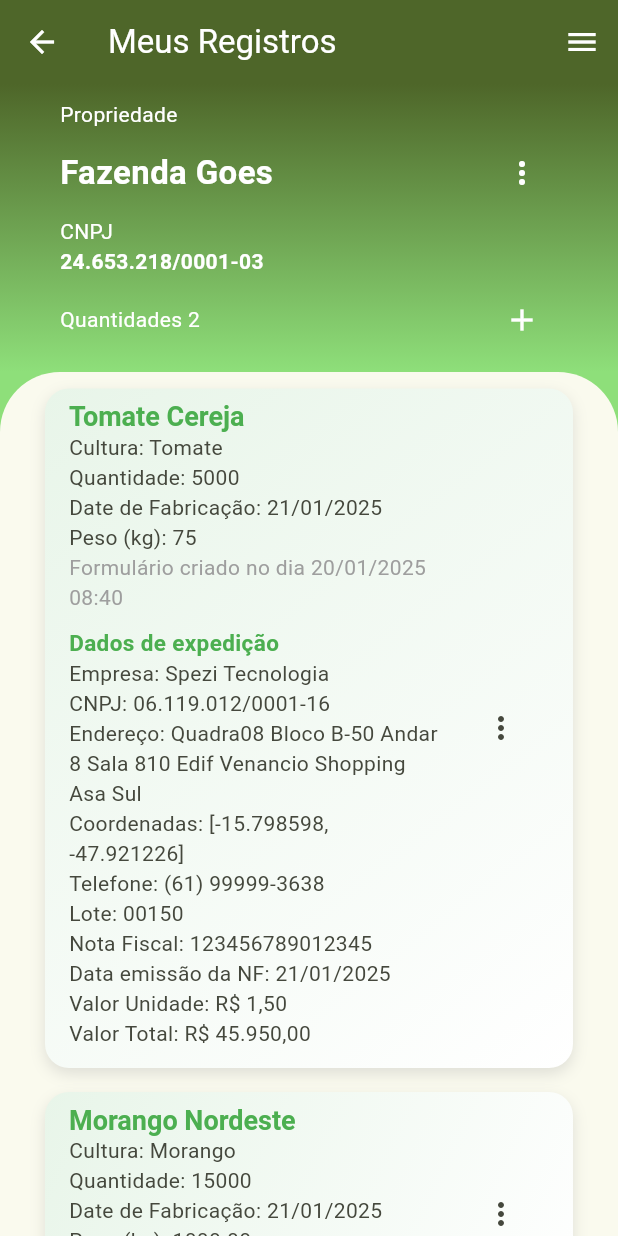
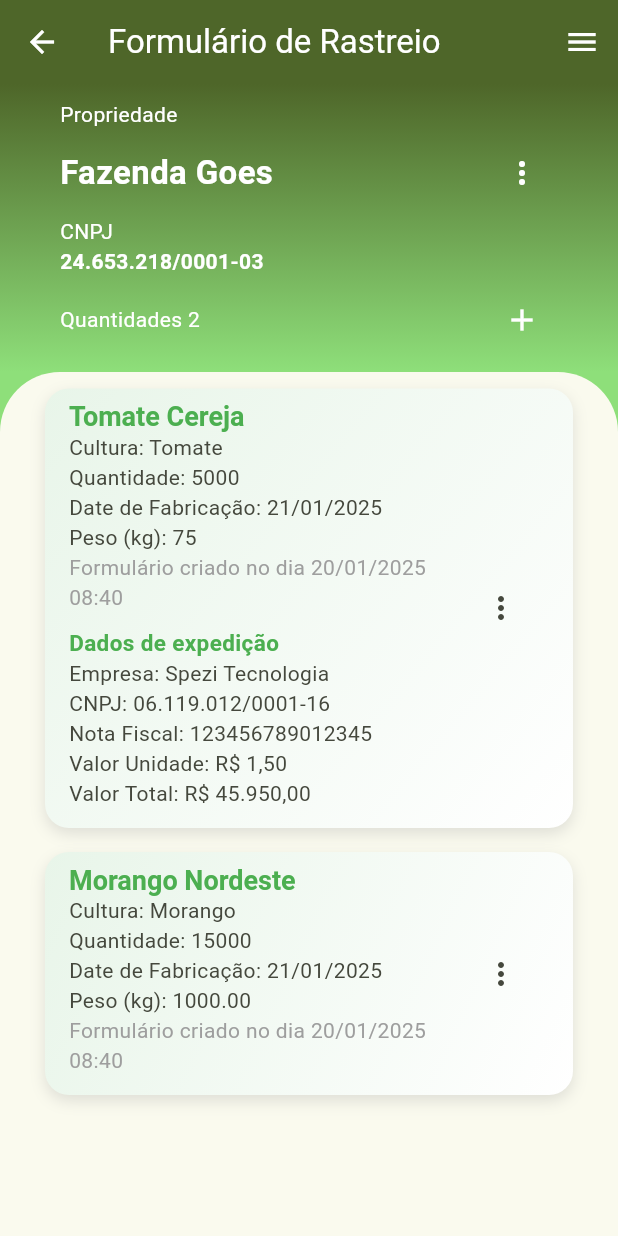
Before and after one commit to Kaio-Goes/farmer, a Flutter app: the MyRegisterPage screen opened directly, on a phone screen of 412 x 824 dp. Run offline on Flutter 3.47's test engine with Material 3 defaults, Android fonts, the phone set to English and light mode, and no system bars; our stand-ins replace flutter_multi_formatter, flutter_secure_storage, mask_text_input_formatter, pdf, printing; missing offline and left inert: barcode; accounts and stored records are empty.

Commit message:
Fix pathname form

```diff
--- a/lib/components/card_icon.dart
+++ b/lib/components/card_icon.dart
@@ -31,6 +31,7 @@ class CardIcon extends StatelessWidget {
               SizedBox(height: 20),
               Text(
                 textIcon,
+                textAlign: TextAlign.center,
                 style: TextStyle(fontWeight: FontWeight.bold),
               ),
             ],
--- a/lib/components/card_tracking_form.dart
+++ b/lib/components/card_tracking_form.dart
@@ -65,15 +65,15 @@ class CardTrackingForm extends StatelessWidget {
               Text('Empresa: ${form.ratailerCorporateName}'),
               if (form.cnpjCorparateName != null)
                 Text('CNPJ: ${form.cnpjCorparateName}'),
-              if (form.adresssCorporate != null)
-                Text('Endereço: ${form.adresssCorporate}'),
-              if (form.lat != null && form.long != null)
-                Text('Coordenadas: [${form.lat}, ${form.long}]'),
-              if (form.phone != null) Text('Telefone: ${form.phone}'),
-              if (form.numlot != null) Text('Lote: ${form.numlot}'),
+              // if (form.adresssCorporate != null)
+              //   Text('Endereço: ${form.adresssCorporate}'),
+              // if (form.lat != null && form.long != null)
+              //   Text('Coordenadas: [${form.lat}, ${form.long}]'),
+              // if (form.phone != null) Text('Telefone: ${form.phone}'),
+              // if (form.numlot != null) Text('Lote: ${form.numlot}'),
               if (form.invoice != null) Text('Nota Fiscal: ${form.invoice}'),
-              if (form.dateInvoice != null)
-                Text('Data emissão da NF: ${form.dateInvoice}'),
+              // if (form.dateInvoice != null)
+              //   Text('Data emissão da NF: ${form.dateInvoice}'),
               if (form.unitValue != null)
                 Text(
                     'Valor Unidade: ${formatCurrency.format(double.parse(form.unitValue!))}'),
--- a/lib/pages/expedition/create_expedition_page.dart
+++ b/lib/pages/expedition/create_expedition_page.dart
@@ -122,7 +122,7 @@ class _CreateExpeditionPageState extends State<CreateExpeditionPage> {
                     );
                   },
                   child: const Text(
-                    "Ir a Meus Registros",
+                    "Ir a Formulário de Rastreio",
                     style: TextStyle(color: Colors.white),
                   ),
                 ),
--- a/lib/pages/register/create_register_page.dart
+++ b/lib/pages/register/create_register_page.dart
@@ -85,7 +85,7 @@ class _CreateRegisterPageState extends State<CreateRegisterPage> {
                     backgroundColor: colorPrimaty,
                   ),
                   child: const Text(
-                    "Meus rastreios",
+                    "Formulário de Rastreio",
                     style: TextStyle(color: Colors.white),
                   ),
                 ),
@@ -150,7 +150,7 @@ class _CreateRegisterPageState extends State<CreateRegisterPage> {
                   backgroundColor: colorPrimaty,
                 ),
                 child: const Text(
-                  "Meus rastreios",
+                  "Formulário de Rastreio",
                   style: TextStyle(color: Colors.white),
                 ),
               ),
--- a/lib/pages/register/my_register_page.dart
+++ b/lib/pages/register/my_register_page.dart
@@ -145,7 +145,7 @@ class _MyRegisterPageState extends State<MyRegisterPage> {
       backgroundColor: const Color.fromARGB(255, 142, 223, 122),
       appBar: AppBar(
         title: const Text(
-          'Meus Registros',
+          'Formulário de Rastreio',
           style: TextStyle(color: Colors.white),
         ),
         foregroundColor: Colors.white,
--- a/pubspec.yaml
+++ b/pubspec.yaml
@@ -42,6 +42,7 @@ dependencies:
   pdf: ^3.11.1
   printing: ^5.13.4
   barcode: ^2.2.8
+  path_provider: ^2.1.5
 
 dev_dependencies:
   flutter_test:
```
Also changed, not shown: lib/core/services/pdf_label.dart (+28 -12 lines), lib/pages/dashboard/dashboard_page.dart (+7 -7 lines), pubspec.lock.
